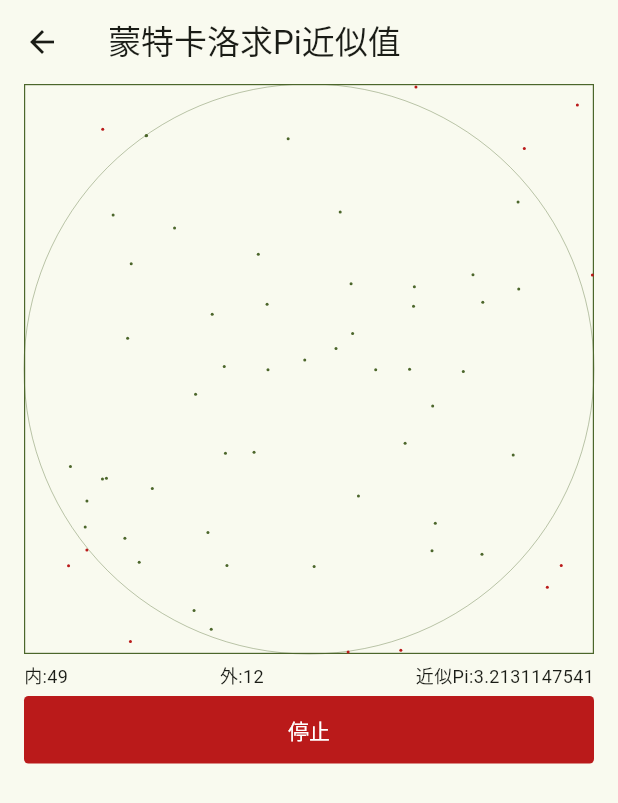
After one commit to zion001/visible_algo_flutter, a Flutter app: the MonteCarloPiPage screen opened by its route, after a tap on "开始", on a phone screen of 412 x 824 dp. The commit adds this screen. Shown: the top 803 px of the screen. Run offline on Flutter 3.47's test engine with Material 3 defaults, Android fonts, the phone set to English and light mode, and no system bars; our stand-ins replace badges, extended_image, flutter_easyloading, flutter_native_splash, flutter_screenutil, flutter_svg and 3 more; statements that could not run were skipped.

Commit message:
蒙特卡洛PI

```diff
--- a/lib/common/routers/names.dart
+++ b/lib/common/routers/names.dart
@@ -2,5 +2,6 @@
 class RouteNames {
   static const main = '/';
   static const home = '/home'; // 主页
+  static const monteCarloPi = '/monte_carlo_pi'; //蒙特卡洛法求PI
   static const shareTheMoney = '/share_the_money'; // 模拟分钱
 }
--- a/lib/common/routers/names.txt
+++ b/lib/common/routers/names.txt
@@ -1,2 +1,3 @@
 static const home = '/home';
+static const monteCarloPi = '/monte_carlo_pi';
 static const shareTheMoney = '/share_the_money';
--- a/lib/common/routers/pages.dart
+++ b/lib/common/routers/pages.dart
@@ -10,6 +10,10 @@ class RoutePages {
         page: () => const HomePage(),
       ),
       GetPage(
+        name: RouteNames.monteCarloPi,
+        page: () => const MonteCarloPiPage(),
+      ),
+      GetPage(
         name: RouteNames.shareTheMoney,
         page: () => const ShareTheMoneyPage(),
       ),
--- a/lib/common/routers/pages.txt
+++ b/lib/common/routers/pages.txt
@@ -4,6 +4,10 @@
         page: () => const HomePage(),
       ),
       GetPage(
+        name: RouteNames.monteCarloPi,
+        page: () => const MonteCarloPiPage(),
+      ),
+      GetPage(
         name: RouteNames.shareTheMoney,
         page: () => const ShareTheMoneyPage(),
       ),
--- a/lib/pages/home/controller.dart
+++ b/lib/pages/home/controller.dart
@@ -18,14 +18,14 @@ class HomeController extends GetxController {
     Item(
       title: "模拟分钱",
       subTitle:
-          "房间里有 100 个人，每人都有 100 元钱，他们在玩一个游戏。每轮游戏中，每个人都要拿出一元钱随机给另一个人，最后这 100 个人的财富分布是怎样的？",
+          "房间里有 100 个人，每人都有 100 元钱，他们在玩一个游戏。每轮游戏中，每个人都要拿出一元钱随机给另一个人，经过若干轮后，这 100 个人的财富分布是怎样的？",
       route: RouteNames.shareTheMoney,
     ),
     Item(
-      title: "模拟分钱",
+      title: "蒙特卡洛估算Pi值",
       subTitle:
-          "房间里有 100 个人，每人都有 100 元钱，他们在玩一个游戏。每轮游戏中，每个人都要拿出一元钱随机给另一个人，最后这 100 个人的财富分布是怎样的？",
-      route: RouteNames.shareTheMoney,
+          "利用大量数据模拟的方式，求出Pi的近似值。利用大量数据模拟在现实中用途相当广泛。",
+      route: RouteNames.monteCarloPi,
     ),
   ];
 
--- a/lib/pages/index.dart
+++ b/lib/pages/index.dart
@@ -1,4 +1,5 @@
 library pages;
 
 export 'home/index.dart';
+export 'monte_carlo_pi/index.dart';
 export 'share_the_money/index.dart';
--- a/lib/pages/index.txt
+++ b/lib/pages/index.txt
@@ -1,2 +1,3 @@
 export 'home/index.dart';
 export 'share_the_money/index.dart';
+export 'monte_carlo_pi/index.dart';
--- /dev/null
+++ b/lib/pages/monte_carlo_pi/controller.dart
@@ -0,0 +1,108 @@
+import 'dart:math';
+import 'package:get/get.dart';
+import 'package:visible_algo_flutter/common/index.dart';
+
+class MyPoint {
+  static var paintSize = Get.width - AppSpace.page * 2;
+  var x = 0.0;
+  var y = 0.0;
+  MyPoint({required this.x, required this.y});
+
+  bool isIncluded() {
+    var centerX = paintSize / 2;
+    var centerY = centerX;
+    return (x - centerX) * (x - centerX) + (y - centerY) * (y - centerY) <= centerX * centerX;
+  }
+}
+
+class MonteCarloPiController extends GetxController {
+  // 画布Size
+  double paintSize = Get.width - AppSpace.page * 2;
+
+  // 随机生成的数据坐标
+  List<MyPoint> listPoints = <MyPoint>[];
+
+  // 总的随机个数
+  var totalCount = 10000;
+
+  // 圆内数量
+  var inCnt = 0.obs;
+  // 圆外数量
+  var outCnt = 0.obs;
+  // 近似Pi
+  var estimatedPi = 0.0.obs;
+
+  // 是否运行中
+  var isRunning = false.obs;
+
+  MonteCarloPiController();
+
+  _initData() {
+    update(["monte_carlo_pi"]);
+  }
+
+  void onTap() {}
+
+  // @override
+  // void onInit() {
+  //   super.onInit();
+  // }
+
+  @override
+  void onReady() {
+    super.onReady();
+    _initData();
+  }
+
+  // @override
+  // void onClose() {
+  //   super.onClose();
+  // }
+
+  //开始执行
+  void onExecuteTapped() {
+    isRunning.value = !isRunning.value;
+
+    // 重置数据
+    if (isRunning.value) {
+      listPoints.clear();
+      inCnt.value = 0;
+      outCnt.value = 0;
+      estimatedPi.value = 0;
+    }
+
+    var random = Random();
+    Future.delayed(Duration.zero, () async {
+      for (int i = 0; i < totalCount; ++i) {
+        double x = random.nextDouble() * paintSize;
+        double y = random.nextDouble() * paintSize;
+        MyPoint pt = MyPoint(x: x, y: y);
+        listPoints.add( pt );
+        if (pt.isIncluded()) {
+          inCnt.value += 1;
+        } else {
+          outCnt.value += 1;
+        }
+        estimatedPi.value = 4 * inCnt.value / listPoints.length;
+
+        if (listPoints.length < 100) {
+          update(["monte_carlo_pi"]);
+        } else if (listPoints.length >= 100 && listPoints.length < 1000 && listPoints.length % 5 == 0) {
+            update(["monte_carlo_pi"]);
+        }  else if (listPoints.length >= 1000 && listPoints.length < 5000 && listPoints.length % 20 == 0) {
+            update(["monte_carlo_pi"]);
+        } else if (listPoints.length >= 5000 && listPoints.length % 100 == 0) {
+            update(["monte_carlo_pi"]);
+        }
+
+
+        await Future.delayed(const Duration(milliseconds: 20));
+
+        if ( !isRunning.value ) {
+          return;
+        }
+      }
+      isRunning.value = false;
+    });
+  }
+}
--- /dev/null
+++ b/lib/pages/monte_carlo_pi/index.dart
@@ -0,0 +1,4 @@
+library monte_carlo_pi;
+
+export './controller.dart';
+export './view.dart';
--- /dev/null
+++ b/lib/pages/monte_carlo_pi/view.dart
@@ -0,0 +1,91 @@
+import 'package:flutter/material.dart';
+import 'package:gap/gap.dart';
+import 'package:get/get.dart';
+import 'package:visible_algo_flutter/common/index.dart';
+
+import 'index.dart';
+
+class MonteCarloPiPage extends GetView<MonteCarloPiController> {
+  const MonteCarloPiPage({Key? key}) : super(key: key);
+
+  // 主视图
+  Widget _buildView() {
+    return [
+      AspectRatio(
+        aspectRatio: 1.0,
+        child: Container(
+          width: controller.paintSize,
+          height: controller.paintSize,
+          child: CustomPaint(
+            painter: MyPainter(listPoints: controller.listPoints),
+          ),
+        ).border(
+          all: 0.8,
+          color: AppColors.primary,
+        ),
+      ),
+      Gap(AppSpace.button),
+      [
+        TextWidget.body2('内:${controller.inCnt}'),
+        TextWidget.body2('外:${controller.outCnt}'),
+        TextWidget.body2('近似Pi:${controller.estimatedPi.toStringAsFixed(10)}'),
+      ].toRow(mainAxisAlignment: MainAxisAlignment.spaceBetween),
+      Gap(AppSpace.button),
+      ButtonWidget.textFilled(
+        controller.isRunning.value ? '停止' : '开始',
+        bgColor: controller.isRunning.value ? AppColors.error : AppColors.primary,
+        height: 45,
+        textColor: AppColors.onPrimary,
+        onTap: controller.onExecuteTapped,
+      ),
+    ].toListView().paddingHorizontal(AppSpace.page);
+  }
+
+  @override
+  Widget build(BuildContext context) {
+    return GetBuilder<MonteCarloPiController>(
+      init: MonteCarloPiController(),
+      id: "monte_carlo_pi",
+      builder: (_) {
+        return Scaffold(
+          appBar: AppBar(title: const Text("蒙特卡洛求Pi近似值")),
+          body: SafeArea(
+            child: _buildView(),
+          ),
+        );
+      },
+    );
+  }
+}
+
+class MyPainter extends CustomPainter {
+  List<MyPoint> listPoints;
+
+  MyPainter({required this.listPoints});
+
+  @override
+  void paint(Canvas canvas, Size size) {
+    canvas.drawCircle(
+      size.center(Offset.zero),
+      size.width / 2,
+      Paint()
+        ..color = AppColors.primary
+        ..strokeWidth = 0.25
+        ..style = PaintingStyle.stroke,
+    );
+    for (int i = 0; i < listPoints.length; ++i) {
+      canvas.drawCircle(
+        Offset(listPoints[i].x, listPoints[i].y),
+        1,
+        Paint()
+          ..color =
+              listPoints[i].isIncluded() ? AppColors.primary : AppColors.error,
+      );
+    }
+  }
+
+  @override
+  bool shouldRepaint(covariant CustomPainter oldDelegate) {
+    return true;
+  }
+}
```
